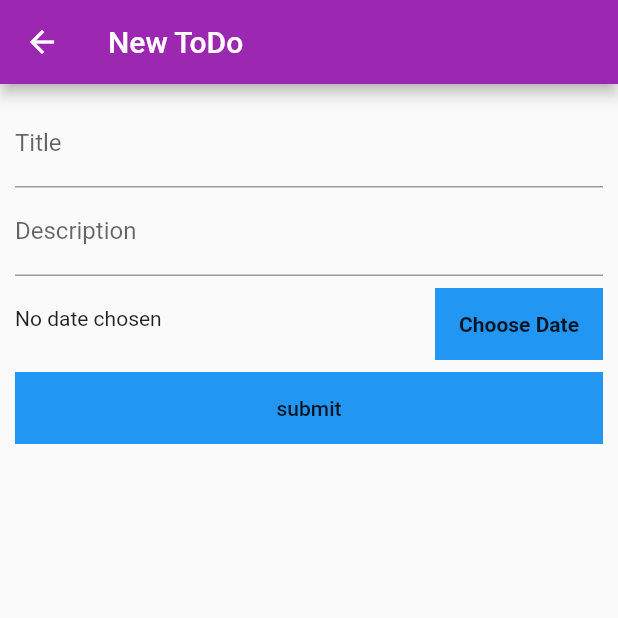
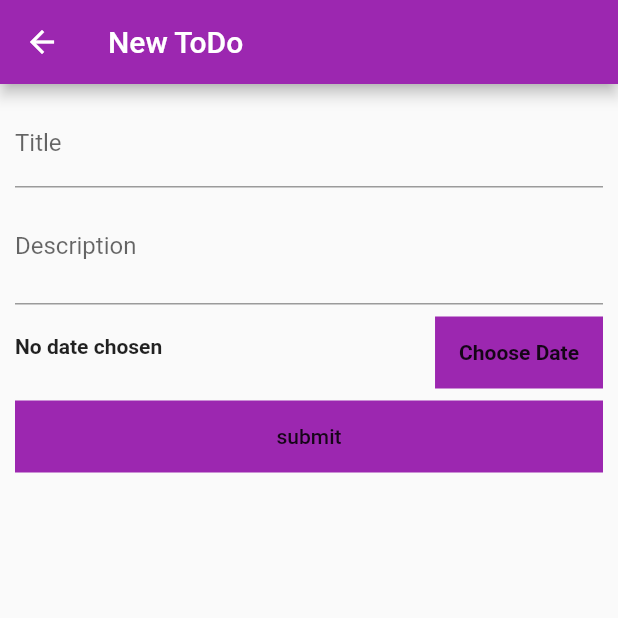
Before and after one commit to shanni12/Todo-iris, a Flutter app: the screen it shows after launch, after a tap on the "add" icon, on a phone screen of 412 x 824 dp, the top half of it. Run offline on Flutter 3.47's test engine with Material 2 defaults, Android fonts, the phone set to English and light mode, and no system bars; our stand-ins replace bloc, flutter_bloc, hive, table_calendar; accounts and stored records are empty; generated files the repository leaves out were written again.

Commit message:
added about page

```diff
--- a/lib/drawer.dart
+++ b/lib/drawer.dart
@@ -43,7 +43,8 @@ class MainDrawer extends StatelessWidget {
 
           buildListTile(Icons.done_all,'Completed',() {Navigator.of(context).pushReplacementNamed('/completed');}),
           buildListTile(Icons.work,'Incomplete',() {Navigator.of(context).pushReplacementNamed('/incomplete');}),
-          buildListTile(Icons.calendar_today,'Calendar-View',() {Navigator.of(context).pushReplacementNamed('/calendar_view');})
+          buildListTile(Icons.calendar_today,'Calendar-View',() {Navigator.of(context).pushReplacementNamed('/calendar_view');}),
+          buildListTile(Icons.help,'Guide',() {Navigator.of(context).pushReplacementNamed('/about_screen');})
 
         ],
       ),
--- a/lib/main.dart
+++ b/lib/main.dart
@@ -1,6 +1,7 @@
 import 'package:ToDo_bloc/bloc/todo_bloc.dart';
 import 'package:ToDo_bloc/models/todo.dart';
 import 'package:ToDo_bloc/route_generator.dart';
+import 'package:ToDo_bloc/screens/about.dart';
 import 'package:ToDo_bloc/screens/calendar_view.dart';
 import 'package:ToDo_bloc/screens/complete_screen.dart';
 import 'package:ToDo_bloc/screens/incomplete_screen.dart';
@@ -40,11 +41,12 @@ class _MyAppState extends State<MyApp> {
             primarySwatch: Colors.purple,
 
           ),
+          darkTheme: ThemeData(brightness:Brightness.dark),
           initialRoute: '/calendar_view',
           routes:{
             '/calendar_view':(ctx)=>CalendarView(),
             '/': (ctx)=>HomeScreen(),NewToDo.routeName:(ctx)=>NewToDo(),ToDoView.routeName:(ctx)=>ToDoView(),CompleteScreen.routeName:(ctx)=>CompleteScreen(),
-            InCompleteScreen.routeName:(ctx)=>InCompleteScreen(),
+            InCompleteScreen.routeName:(ctx)=>InCompleteScreen(),'/about_screen': (ctx)=>About()
           },
           onGenerateRoute:RouteGenerator.generateRoute ,
         ),
--- a/lib/screens/calendar_view.dart
+++ b/lib/screens/calendar_view.dart
@@ -27,13 +27,14 @@ class CalendarViewState extends State<CalendarView> {
     print(selected_date);
     final todoBloc=BlocProvider.of<TodoBloc>(context);
     print(todoBloc.getall(selected_date).length);
-    return BlocBuilder(bloc:todoBloc,builder: (BuildContext context,TodoState state) { return Scaffold(
+    return BlocBuilder(bloc:todoBloc,builder: (BuildContext context,TodoState state) { return SafeArea(
+          child: Scaffold(
         appBar: AppBar(title: Text('Todo!')),
         drawer: MainDrawer(),
         body: SingleChildScrollView(
           child: Column(
             children: [
-            TableCalendar(initialCalendarFormat:CalendarFormat.week,calendarStyle: CalendarStyle(selectedColor:Colors.purple,todayStyle:TextStyle(fontSize:18.0,fontWeight:FontWeight.bold)),
+              TableCalendar(initialCalendarFormat:CalendarFormat.week,calendarStyle: CalendarStyle(selectedColor:Theme.of(context).primaryColor,todayStyle:TextStyle(fontSize:18.0,fontWeight:FontWeight.bold)),
                 calendarController: controller,headerStyle: HeaderStyle(formatButtonShowsNext:false),onDaySelected: (date,events) {
                   setState(() {selected_date=date;
                   complete=false;});
@@ -54,10 +55,12 @@ class CalendarViewState extends State<CalendarView> {
 
 
 
-            !complete?(todoBloc.getincomplete(selected_date).length>0?(Container(height:500,
+              !complete?(todoBloc.getincomplete(selected_date).length>0?SingleChildScrollView(
+                            child: (Container(height:500,
                   child: ListView.builder(itemBuilder: (context,index) {return ToDoCard(todoBloc.getincomplete(selected_date)[index]);},
                   itemCount:todoBloc.getincomplete(selected_date).length ,),
-             )):Column(mainAxisAlignment: MainAxisAlignment.center,
+                 )),
+              ):Column(mainAxisAlignment: MainAxisAlignment.center,
                  children: [
                    Text('No Pending Tasks',style:TextStyle(fontSize:20.0,fontWeight:FontWeight.bold)),
 
@@ -82,6 +85,7 @@ class CalendarViewState extends State<CalendarView> {
                      FloatingActionButton(
             onPressed: () {Navigator.of(context).pushNamed('/newtodo');},
             backgroundColor: Theme.of(context).primaryColor,
-          child: Icon(Icons.add),));});
+            child: Icon(Icons.add,color:Colors.white),)),
+    );});
   }
 }
--- a/lib/screens/complete_screen.dart
+++ b/lib/screens/complete_screen.dart
@@ -9,7 +9,8 @@ class CompleteScreen extends StatelessWidget {
   @override
   Widget build(BuildContext context) {
     final todoBloc=BlocProvider.of<TodoBloc>(context);
-    return Scaffold(
+    return SafeArea(
+          child: Scaffold(
           appBar: AppBar(title: Text('Completed Tasks')),
           drawer: MainDrawer(),
           body:
@@ -23,6 +24,7 @@ class CompleteScreen extends StatelessWidget {
                       itemCount: todoBloc.completed().length):Container(child: Center(child: Text('No Completed Tasks',style:TextStyle(fontSize:20.0,fontWeight:FontWeight.bold))));
                 }),
 
+          ),
     );
   }
 }
--- a/lib/screens/home_screen.dart
+++ b/lib/screens/home_screen.dart
@@ -7,7 +7,8 @@ import '../todocard.dart';
 class HomeScreen extends StatelessWidget {
   @override
   Widget build(BuildContext context) {
-    return Scaffold(
+    return SafeArea(
+          child: Scaffold(
           appBar: AppBar(title: Text('To-do-lists')),
           drawer: MainDrawer(),
           body:
@@ -28,9 +29,10 @@ class HomeScreen extends StatelessWidget {
                      FloatingActionButton(
             onPressed: () {Navigator.of(context).pushNamed('/newtodo');},
             backgroundColor: Theme.of(context).primaryColor,
-          child: Icon(Icons.add),
+            child: Icon(Icons.add,color: Colors.white,),
         ),
 
+          ),
     );
   }
 }
--- a/lib/screens/incomplete_screen.dart
+++ b/lib/screens/incomplete_screen.dart
@@ -9,7 +9,8 @@ class InCompleteScreen extends StatelessWidget {
   @override
   Widget build(BuildContext context) {
     final todoBloc=BlocProvider.of<TodoBloc>(context);
-    return Scaffold(
+    return SafeArea(
+          child: Scaffold(
           appBar: AppBar(title: Text('In Complete Tasks')),
           drawer: MainDrawer(),
           body:
@@ -23,6 +24,7 @@ class InCompleteScreen extends StatelessWidget {
                       itemCount: todoBloc.incomplete().length):Container(child: Center(child: Text('No Pending Tasks',style:TextStyle(fontSize:20.0,fontWeight:FontWeight.bold))));
                 }),
 
+          ),
     );
   }
 }
--- a/lib/screens/newtodo.dart
+++ b/lib/screens/newtodo.dart
@@ -40,7 +40,8 @@ class _NewToDoState extends State<NewToDo> {
 
   @override
   Widget build(BuildContext context) {
-    return Scaffold(
+    return SafeArea(
+          child: Scaffold(
         appBar: AppBar(
           title: Text('New ToDo'),
         ),
@@ -58,7 +59,7 @@ class _NewToDoState extends State<NewToDo> {
                 controller: descriptionController,
                 keyboardType: TextInputType.multiline,
                 maxLines: 4,
-              minLines: 1,
+                minLines: 2,
                 decoration: InputDecoration(
                   labelText: 'Description',
                 ),
@@ -69,12 +70,12 @@ class _NewToDoState extends State<NewToDo> {
                   Text(
                     _selectedDate == null
                         ? 'No date chosen'
-                      : 'Date Chosen: ' +
+                        : 'Finish By: ' +
                             DateFormat.yMMMd().format(_selectedDate),
-                ),
+                  style:TextStyle(fontWeight: FontWeight.bold)),
                   Container(
                     margin: EdgeInsets.only(top: 8),
-                  color: Colors.blue,
+                    color: Theme.of(context).primaryColor,
                     child: FlatButton(
                       child: Text(
                         'Choose Date',
@@ -90,12 +91,13 @@ class _NewToDoState extends State<NewToDo> {
               Container(
                   margin: EdgeInsets.only(top: 8),
                   width: double.infinity,
-                color: Colors.blue,
+                  color: Theme.of(context).primaryColor,
                   child:
                       FlatButton(onPressed: _submitToDo, child: Text('submit'))),
             ],
           ),
         ),
+      ),
     );
   }
 }
--- a/lib/todocard.dart
+++ b/lib/todocard.dart
@@ -88,7 +88,7 @@ class _ToDoCardState extends State<ToDoCard> {
                     crossAxisAlignment: CrossAxisAlignment.start,
                     children: [
                       Text(widget.todoObject.title,style:TextStyle(fontSize:20)),
-                      Text(DateFormat.MMMd().format(widget.todoObject.date),
+                      Text(DateFormat.yMMMd().format(widget.todoObject.date),
                           style: TextStyle(fontWeight: FontWeight.w300))
                     ],
                   ),
```
Also changed, not shown: lib/screens/about.dart (added, +9 -0 lines), lib/screens/edit_screen.dart (+6 -4 lines), lib/screens/todoView.dart (+85 -36 lines). Lines whose indentation alone changed are shown as unchanged.
